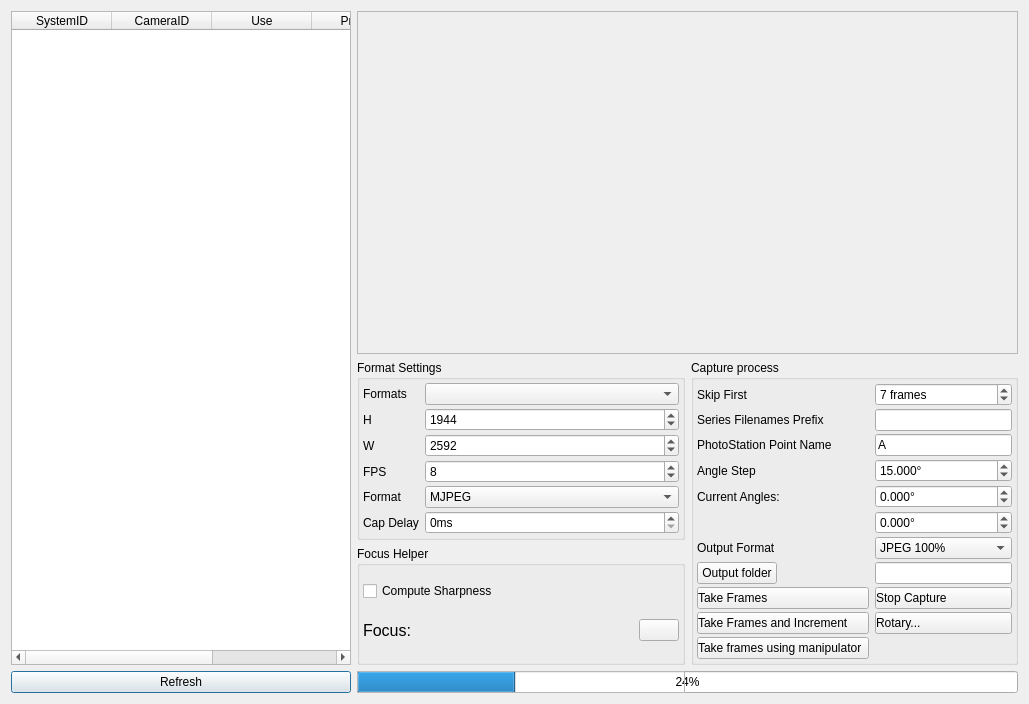
NickPenkrat/corecvs, file utils/capture/photostationCaptureDialog.ui: the form before one commit.
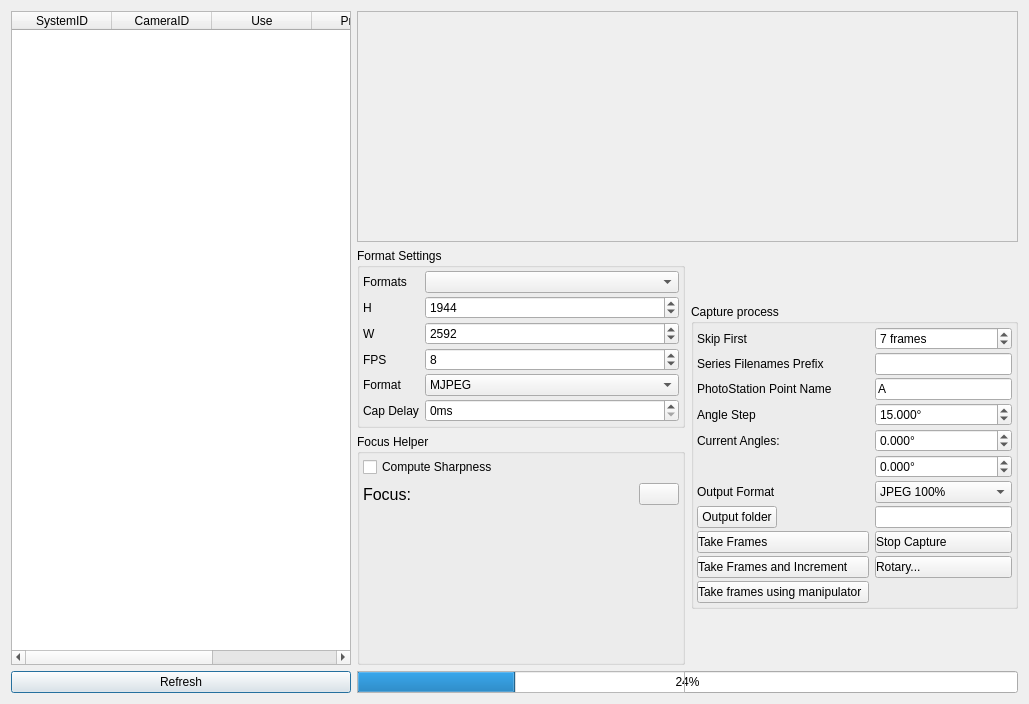
The form after the commit. Icons and pictures are not drawn. Custom widgets are drawn as their Qt base class.

Patch:
```diff
--- a/utils/capture/photostationCaptureDialog.ui
+++ b/utils/capture/photostationCaptureDialog.ui
@@ -282,7 +282,7 @@
          <enum>Qt::Vertical</enum>
         </property>
         <property name="sizeType">
-         <enum>QSizePolicy::Preferred</enum>
+         <enum>QSizePolicy::Expanding</enum>
         </property>
         <property name="sizeHint" stdset="0">
          <size>
```
